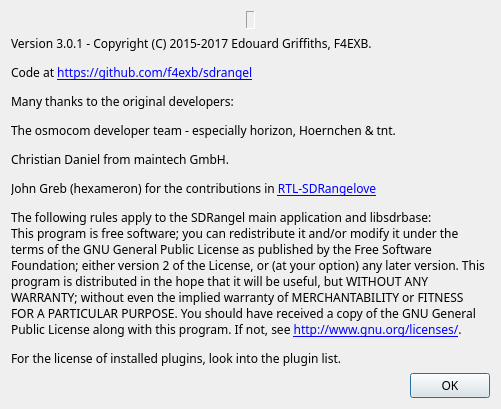
Before: the Qt Designer form sdrbase/gui/aboutdialog.ui in f4exb/sdrangel, drawn with Qt 5.
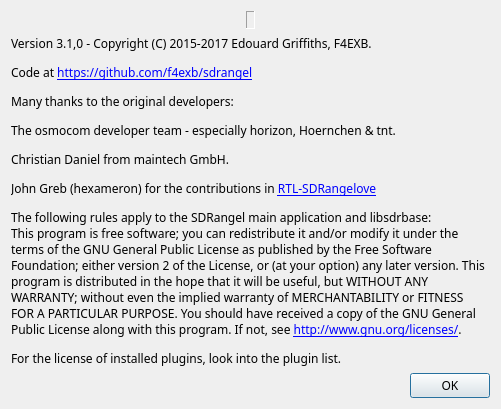
After: the same form once the commit is applied. Icons and pictures are not drawn.

Commit message: HackRF output plugin: compiles

Patch:
```diff
--- a/sdrbase/gui/aboutdialog.ui
+++ b/sdrbase/gui/aboutdialog.ui
@@ -84,7 +84,7 @@
    <item>
     <widget class="QLabel" name="label_2">
      <property name="text">
-      <string>&lt;html&gt;&lt;head/&gt;&lt;body&gt;&lt;p&gt;Version 3.0.1 - Copyright (C) 2015-2017 Edouard Griffiths, F4EXB. &lt;/p&gt;&lt;p&gt;Code at &lt;a href=&quot;https://github.com/f4exb/sdrangel&quot;&gt;&lt;span style=&quot; text-decoration: underline; color:#0000ff;&quot;&gt;https://github.com/f4exb/sdrangel&lt;/span&gt;&lt;/a&gt;&lt;/p&gt;&lt;p&gt;Many thanks to the original developers:&lt;/p&gt;&lt;p&gt;The osmocom developer team - especially horizon, Hoernchen &amp;amp; tnt.&lt;/p&gt;&lt;p&gt;Christian Daniel from maintech GmbH.&lt;/p&gt;&lt;p&gt;John Greb (hexameron) for the contributions in &lt;a href=&quot;https://github.com/hexameron/rtl-sdrangelove&quot;&gt;&lt;span style=&quot; text-decoration: underline; color:#0000ff;&quot;&gt;RTL-SDRangelove&lt;/span&gt;&lt;/a&gt;&lt;/p&gt;&lt;p&gt;The following rules apply to the SDRangel main application and libsdrbase:&lt;br/&gt;This program is free software; you can redistribute it and/or modify it under the terms of the GNU General Public License as published by the Free Software Foundation; either version 2 of the License, or (at your option) any later version. This program is distributed in the hope that it will be useful, but WITHOUT ANY WARRANTY; without even the implied warranty of MERCHANTABILITY or FITNESS FOR A PARTICULAR PURPOSE. You should have received a copy of the GNU General Public License along with this program. If not, see &lt;a href=&quot;http://www.gnu.org/licenses/&quot;&gt;&lt;span style=&quot; text-decoration: underline; color:#0000ff;&quot;&gt;http://www.gnu.org/licenses/&lt;/span&gt;&lt;/a&gt;.&lt;/p&gt;&lt;p&gt;For the license of installed plugins, look into the plugin list.&lt;/p&gt;&lt;/body&gt;&lt;/html&gt;</string>
+      <string>&lt;html&gt;&lt;head/&gt;&lt;body&gt;&lt;p&gt;Version 3.1,0 - Copyright (C) 2015-2017 Edouard Griffiths, F4EXB. &lt;/p&gt;&lt;p&gt;Code at &lt;a href=&quot;https://github.com/f4exb/sdrangel&quot;&gt;&lt;span style=&quot; text-decoration: underline; color:#0000ff;&quot;&gt;https://github.com/f4exb/sdrangel&lt;/span&gt;&lt;/a&gt;&lt;/p&gt;&lt;p&gt;Many thanks to the original developers:&lt;/p&gt;&lt;p&gt;The osmocom developer team - especially horizon, Hoernchen &amp;amp; tnt.&lt;/p&gt;&lt;p&gt;Christian Daniel from maintech GmbH.&lt;/p&gt;&lt;p&gt;John Greb (hexameron) for the contributions in &lt;a href=&quot;https://github.com/hexameron/rtl-sdrangelove&quot;&gt;&lt;span style=&quot; text-decoration: underline; color:#0000ff;&quot;&gt;RTL-SDRangelove&lt;/span&gt;&lt;/a&gt;&lt;/p&gt;&lt;p&gt;The following rules apply to the SDRangel main application and libsdrbase:&lt;br/&gt;This program is free software; you can redistribute it and/or modify it under the terms of the GNU General Public License as published by the Free Software Foundation; either version 2 of the License, or (at your option) any later version. This program is distributed in the hope that it will be useful, but WITHOUT ANY WARRANTY; without even the implied warranty of MERCHANTABILITY or FITNESS FOR A PARTICULAR PURPOSE. You should have received a copy of the GNU General Public License along with this program. If not, see &lt;a href=&quot;http://www.gnu.org/licenses/&quot;&gt;&lt;span style=&quot; text-decoration: underline; color:#0000ff;&quot;&gt;http://www.gnu.org/licenses/&lt;/span&gt;&lt;/a&gt;.&lt;/p&gt;&lt;p&gt;For the license of installed plugins, look into the plugin list.&lt;/p&gt;&lt;/body&gt;&lt;/html&gt;</string>
      </property>
      <property name="wordWrap">
       <bool>true</bool>
```
The commit also changes 16 other files.
